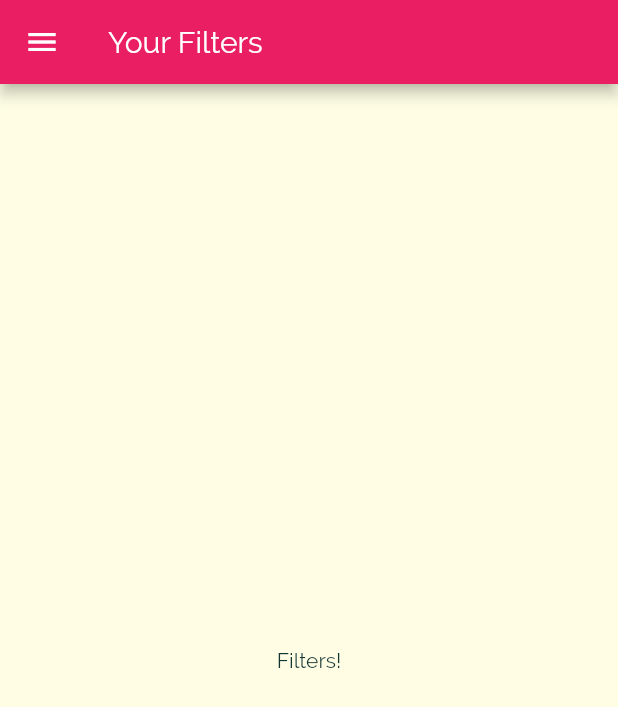
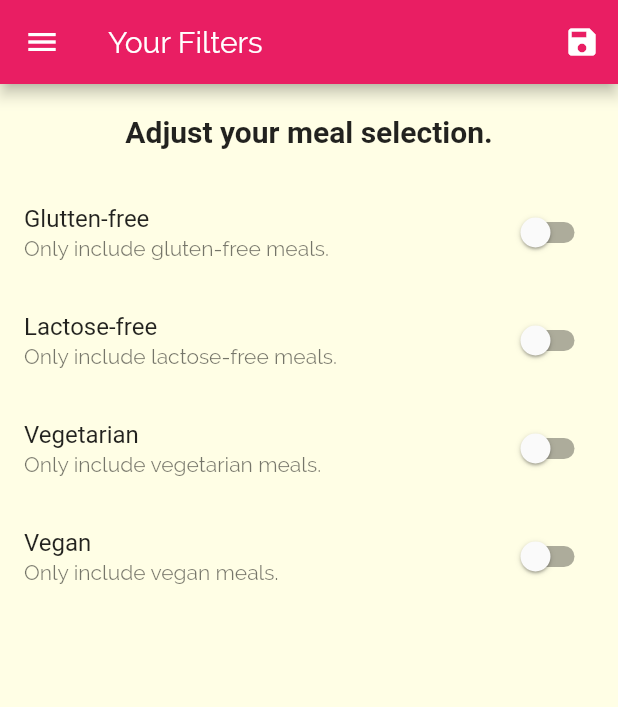
Before and after one commit to xxGus/flutter_course, a Flutter app: the FiltersScreen screen opened by its route, on a phone screen of 412 x 824 dp. Shown: the top 707 px of the screen. Run offline on Flutter 3.47's test engine with Material 2 defaults, Android fonts, the phone set to English and light mode, and no system bars; Roboto replaces fonts that are missing (RebotoCondensed).

Commit message:
added filters

```diff
--- a/meals_app/lib/main.dart
+++ b/meals_app/lib/main.dart
@@ -1,14 +1,52 @@
 import 'package:flutter/material.dart';
 
+import './dummy_data.dart';
 import './screens/meal_detail_screen.dart';
 import './screens/filters_screen.dart';
 import './screens/tabs_screen.dart';
 import './screens/category_meals_screen.dart';
+import './models/meal.dart';
 
 void main() => runApp(MyApp());
 
-class MyApp extends StatelessWidget {
-  // This widget is the root of your application.
+class MyApp extends StatefulWidget {
+  @override
+  _MyAppState createState() => _MyAppState();
+}
+
+class _MyAppState extends State<MyApp> {
+  Map<String, bool> _filters = {
+    'gluten': false,
+    'lactose': false,
+    'vegan': false,
+    'vegetarian': false,
+  };
+
+  List<Meal> _availableMeals = DUMMY_MEALS;
+
+  void _setFilters(Map<String, bool> filterData) {
+    setState(() {
+      _filters = filterData;
+
+      _availableMeals = DUMMY_MEALS.where((meal) {
+        if (_filters['gluten'] && !meal.isGlutenFree) {
+          return false;
+        }
+        if (_filters['lactose'] && !meal.isLactoseFree) {
+          return false;
+        }
+        if (_filters['vegan'] && !meal.isVegan) {
+          return false;
+        }
+        if (_filters['vegetarian'] && !meal.isVegetarian) {
+          return false;
+        }
+        return true;
+      }).toList();
+      {}
+    });
+  }
+
   @override
   Widget build(BuildContext context) {
     return MaterialApp(
@@ -35,9 +73,10 @@ class MyApp extends StatelessWidget {
       // home: CategoriesScreen(),
       routes: {
         '/': (ctx) => TabsScreen(),
-        CategoryMealsScreen.routeName: (ctx) => CategoryMealsScreen(),
+        CategoryMealsScreen.routeName: (ctx) =>
+            CategoryMealsScreen(_availableMeals),
         MealDetailScreen.routeName: (ctx) => MealDetailScreen(),
-        FiltersScreen.routeName: (ctx) => FiltersScreen()
+        FiltersScreen.routeName: (ctx) => FiltersScreen(_filters, _setFilters)
       },
     );
   }
--- a/meals_app/lib/screens/category_meals_screen.dart
+++ b/meals_app/lib/screens/category_meals_screen.dart
@@ -1,11 +1,14 @@
 import 'package:flutter/material.dart';
 
 import '../widgets/meal_item.dart';
-import '../dummy_data.dart';
 import '../models/meal.dart';
 
 class CategoryMealsScreen extends StatefulWidget {
   static const routeName = '/category-meals';
+
+  final List<Meal> availableMeals;
+
+  CategoryMealsScreen(this.availableMeals);
 
   @override
   _CategoryMealsScreenState createState() => _CategoryMealsScreenState();
@@ -30,7 +33,7 @@ class _CategoryMealsScreenState extends State<CategoryMealsScreen> {
 
       final categoryId = routeArgs['id'];
       categoryTitle = routeArgs['title'];
-      displayedMeals = DUMMY_MEALS.where((meal) {
+      displayedMeals = widget.availableMeals.where((meal) {
         return meal.categories.contains(categoryId);
       }).toList();
       _loadedInitData = true;
--- a/meals_app/lib/screens/filters_screen.dart
+++ b/meals_app/lib/screens/filters_screen.dart
@@ -1,19 +1,120 @@
 import 'package:flutter/material.dart';
 import 'package:meals_app/widgets/main_drawer.dart';
 
-class FiltersScreen extends StatelessWidget {
+class FiltersScreen extends StatefulWidget {
   static const routeName = '/filters';
+
+  final Function saveFilters;
+  final Map<String, bool> currentFilters;
+
+  FiltersScreen(this.currentFilters, this.saveFilters);
+
+  @override
+  _FiltersScreenState createState() => _FiltersScreenState();
+}
+
+class _FiltersScreenState extends State<FiltersScreen> {
+  bool _glutenFree = false;
+  bool _lactoseFree = false;
+  bool _vegan = false;
+  bool _vegetarian = false;
+
+  @override
+  initState(){
+    _glutenFree = widget.currentFilters['gluten'];
+    _lactoseFree = widget.currentFilters['lactose'];
+    _vegetarian = widget.currentFilters['vegetarian'];
+    _vegan = widget.currentFilters['vegan'];
+    super.initState();
+  }
+
+  Widget _buildSwitchListTile(
+      String title, String subtitle, bool currentValue, Function update) {
+    return SwitchListTile(
+      title: Text(title),
+      value: currentValue,
+      subtitle: Text(subtitle),
+      onChanged: update,
+    );
+  }
 
   @override
   Widget build(BuildContext context) {
     return Scaffold(
-      appBar: AppBar(
-        title: Text('Your Filters'),
-      ),
-      drawer: MainDrawer(),
-      body: Center(
-        child: Text('Filters!'),
-      ),
-    );
+        appBar: AppBar(
+          title: Text('Your Filters'),
+          actions: <Widget>[
+            IconButton(
+              icon: Icon(Icons.save),
+              onPressed: () {
+                final selectedFilters = {
+                  'gluten': _glutenFree,
+                  'lactose': _lactoseFree,
+                  'vegan': _vegan,
+                  'vegetarian': _vegetarian,
+                };
+                widget.saveFilters(selectedFilters);
+              },
+            ),
+          ],
+        ),
+        drawer: MainDrawer(),
+        body: Column(
+          children: <Widget>[
+            Container(
+              padding: EdgeInsets.all(20),
+              child: Text(
+                'Adjust your meal selection.',
+                style: Theme.of(context).textTheme.title,
+              ),
+            ),
+            Expanded(
+              child: ListView(
+                children: <Widget>[
+                  _buildSwitchListTile(
+                    'Glutten-free',
+                    'Only include gluten-free meals.',
+                    _glutenFree,
+                    (newValue) {
+                      setState(() {
+                        _glutenFree = newValue;
+                      });
+                    },
+                  ),
+                  _buildSwitchListTile(
+                    'Lactose-free',
+                    'Only include lactose-free meals.',
+                    _lactoseFree,
+                    (newValue) {
+                      setState(() {
+                        _lactoseFree = newValue;
+                      });
+                    },
+                  ),
+                  _buildSwitchListTile(
+                    'Vegetarian',
+                    'Only include vegetarian meals.',
+                    _vegetarian,
+                    (newValue) {
+                      setState(() {
+                        _vegetarian = newValue;
+                      });
+                    },
+                  ),
+                  _buildSwitchListTile(
+                    'Vegan',
+                    'Only include vegan meals.',
+                    _vegan,
+                    (newValue) {
+                      setState(() {
+                        _vegan = newValue;
+                      });
+                    },
+                  ),
+                ],
+              ),
+            )
+          ],
+        ));
   }
 }
```
